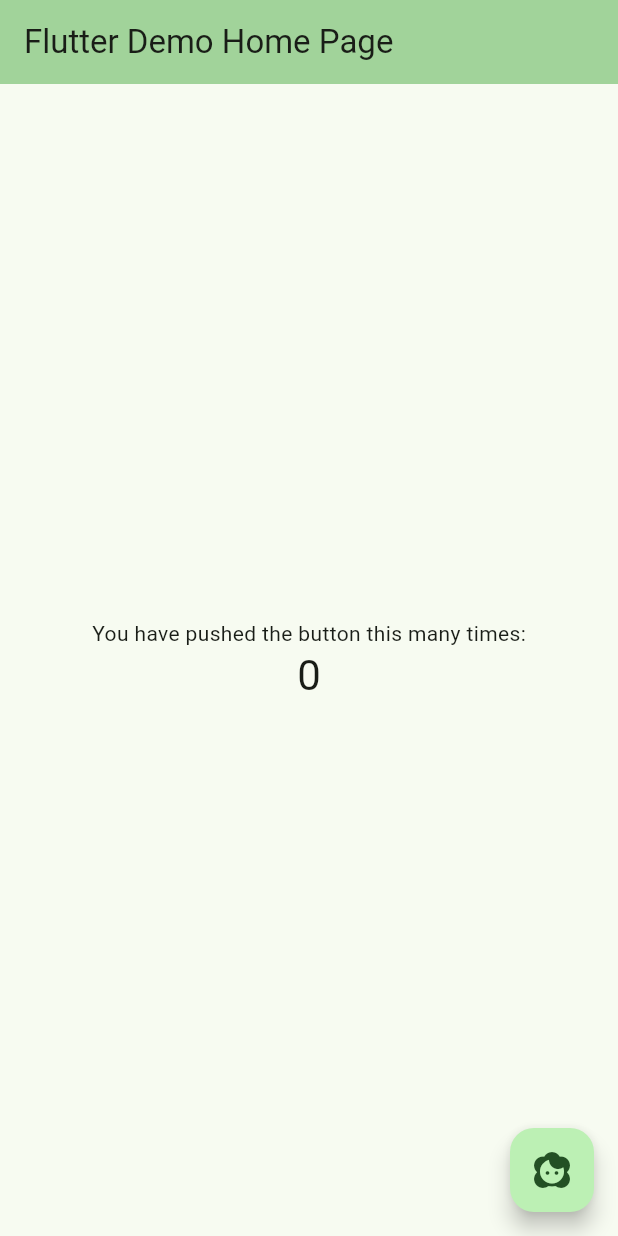
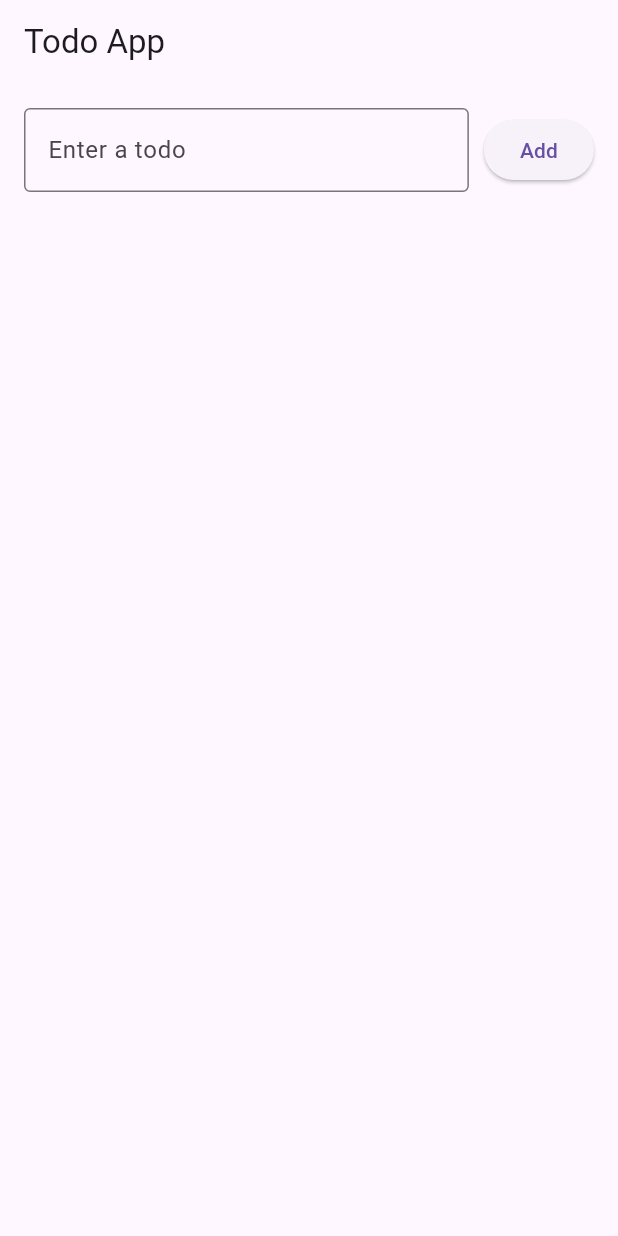
Before and after one commit to LocNguyenSGU/MyFirstAppFlutter, a Flutter app: the screen it shows after launch, on a phone screen of 412 x 824 dp. Run offline on Flutter 3.47's test engine with Material 3 defaults, Android fonts, the phone set to English and light mode, and no system bars.

Commit message:
feat: todo app for android app

```diff
--- a/lib/main.dart
+++ b/lib/main.dart
@@ -1,4 +1,5 @@
 import 'package:flutter/material.dart';
+import 'screens/home_screen.dart';
 
 void main() {
   runApp(const MyApp());
@@ -7,116 +8,15 @@ void main() {
 class MyApp extends StatelessWidget {
   const MyApp({super.key});
 
-  // This widget is the root of your application.
   @override
   Widget build(BuildContext context) {
     return MaterialApp(
-      title: 'Flutter Demo',
+      title: 'Todo App',
+      debugShowCheckedModeBanner: false,
       theme: ThemeData(
-        // This is the theme of your application.
-        //
-        // TRY THIS: Try running your application with "flutter run". You'll see
-        // the application has a purple toolbar. Then, without quitting the app,
-        // try changing the seedColor in the colorScheme below to Colors.green
-        // and then invoke "hot reload" (save your changes or press the "hot
-        // reload" button in a Flutter-supported IDE, or press "r" if you used
-        // the command line to start the app).
-        //
-        // Notice that the counter didn't reset back to zero; the application
-        // state is not lost during the reload. To reset the state, use hot
-        // restart instead.
-        //
-        // This works for code too, not just values: Most code changes can be
-        // tested with just a hot reload.
-        colorScheme: ColorScheme.fromSeed(seedColor: Colors.green),
+        primarySwatch: Colors.blue,
       ),
-      home: const MyHomePage(title: 'Flutter Demo Home Page'),
+      home: const HomeScreen(),
     );
   }
 }
-
-class MyHomePage extends StatefulWidget {
-  const MyHomePage({super.key, required this.title});
-
-  // This widget is the home page of your application. It is stateful, meaning
-  // that it has a State object (defined below) that contains fields that affect
-  // how it looks.
-
-  // This class is the configuration for the state. It holds the values (in this
-  // case the title) provided by the parent (in this case the App widget) and
-  // used by the build method of the State. Fields in a Widget subclass are
-  // always marked "final".
-
-  final String title;
-
-  @override
-  State<MyHomePage> createState() => _MyHomePageState();
-}
-
-class _MyHomePageState extends State<MyHomePage> {
-  int _counter = 0;
-
-  void _incrementCounter() {
-    setState(() {
-      // This call to setState tells the Flutter framework that something has
-      // changed in this State, which causes it to rerun the build method below
-      // so that the display can reflect the updated values. If we changed
-      // _counter without calling setState(), then the build method would not be
-      // called again, and so nothing would appear to happen.
-      _counter++;
-    });
-  }
-
-  @override
-  Widget build(BuildContext context) {
-    // This method is rerun every time setState is called, for instance as done
-    // by the _incrementCounter method above.
-    //
-    // The Flutter framework has been optimized to make rerunning build methods
-    // fast, so that you can just rebuild anything that needs updating rather
-    // than having to individually change instances of widgets.
-    return Scaffold(
-      appBar: AppBar(
-        // TRY THIS: Try changing the color here to a specific color (to
-        // Colors.amber, perhaps?) and trigger a hot reload to see the AppBar
-        // change color while the other colors stay the same.
-        backgroundColor: Theme.of(context).colorScheme.inversePrimary,
-        // Here we take the value from the MyHomePage object that was created by
-        // the App.build method, and use it to set our appbar title.
-        title: Text(widget.title),
-      ),
-      body: Center(
-        // Center is a layout widget. It takes a single child and positions it
-        // in the middle of the parent.
-        child: Column(
-          // Column is also a layout widget. It takes a list of children and
-          // arranges them vertically. By default, it sizes itself to fit its
-          // children horizontally, and tries to be as tall as its parent.
-          //
-          // Column has various properties to control how it sizes itself and
-          // how it positions its children. Here we use mainAxisAlignment to
-          // center the children vertically; the main axis here is the vertical
-          // axis because Columns are vertical (the cross axis would be
-          // horizontal).
-          //
-          // TRY THIS: Invoke "debug painting" (choose the "Toggle Debug Paint"
-          // action in the IDE, or press "p" in the console), to see the
-          // wireframe for each widget.
-          mainAxisAlignment: MainAxisAlignment.center,
-          children: <Widget>[
-            const Text('You have pushed the button this many times:'),
-            Text(
-              '$_counter',
-              style: Theme.of(context).textTheme.headlineMedium,
-            ),
-          ],
-        ),
-      ),
-      floatingActionButton: FloatingActionButton(
-        onPressed: _incrementCounter,
-        tooltip: 'Increment',
-        child: const Icon(Icons.face_2),
-      ), // This trailing comma makes auto-formatting nicer for build methods.
-    );
-  }
-}
--- /dev/null
+++ b/lib/models/todo.dart
@@ -0,0 +1,9 @@
+class Todo {
+  late String title;
+  bool isDone;
+
+  Todo({
+    required this.title,
+    this.isDone = false,
+  });
+}
--- /dev/null
+++ b/lib/screens/home_screen.dart
@@ -0,0 +1,80 @@
+import 'package:flutter/material.dart';
+import '../models/todo.dart';
+import '../widgets/todo_item.dart';
+
+class HomeScreen extends StatefulWidget {
+  const HomeScreen({super.key});
+
+  @override
+  State<HomeScreen> createState() => _HomeScreenState();
+}
+
+class _HomeScreenState extends State<HomeScreen> {
+  final List<Todo> todos = [];
+  final TextEditingController controller = TextEditingController();
+
+  void addTodo() {
+    final text = controller.text.trim();
+    if (text.isNotEmpty) {
+      setState(() {
+        todos.add(Todo(title: text));
+        controller.clear();
+      });
+    }
+  }
+
+  @override
+  Widget build(BuildContext context) {
+    return Scaffold(
+      appBar: AppBar(
+        title: Text('Todo App'),
+      ),
+      body: Column(
+        children: [
+          Padding(
+            padding: const EdgeInsets.all(16.0),
+            child: Row(
+              children: [
+                Expanded(
+                  child: TextField(
+                    controller: controller,
+                    decoration: InputDecoration(
+                      labelText: 'Enter a todo',
+                      border: OutlineInputBorder(),
+                    ),
+                  ),
+                ),
+                SizedBox(width: 10),
+                ElevatedButton(
+                  onPressed: addTodo,
+                  child: Text('Add'),
+                ),
+              ],
+            ),
+          ),
+          Expanded(
+            child: ListView.builder(
+              itemCount: todos.length,
+              itemBuilder: (context, index) {
+                final todo = todos[index];
+                return TodoItem(
+                  todo: todo,
+                  onToggle: () {
+                    setState(() {
+                      todo.isDone = !todo.isDone;
+                    });
+                  },
+                  onDelete: () {
+                    setState(() {
+                      todos.removeAt(index);
+                    });
+                  },
+                );
+              },
+            ),
+          ),
+        ],
+      ),
+    );
+  }
+}
```
Also changed, not shown: lib/widgets/todo_item.dart (added, +35 -0 lines).
